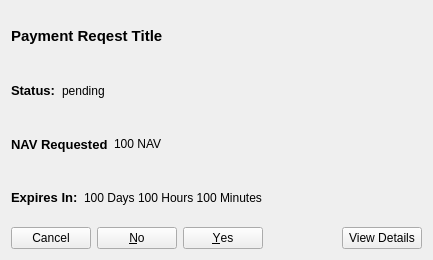
Qt form src/qt/communityfunddisplaypaymentrequest.ui (navcoin/navcoin-core) before a commit.
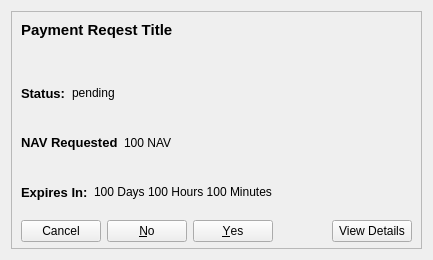
The same form after that commit.

Commit message: First implementation of prequest displays

```diff
--- a/src/qt/communityfunddisplaypaymentrequest.ui
+++ b/src/qt/communityfunddisplaypaymentrequest.ui
@@ -10,12 +10,57 @@
     <height>260</height>
    </rect>
   </property>
+  <property name="sizePolicy">
+   <sizepolicy hsizetype="Maximum" vsizetype="Maximum">
+    <horstretch>0</horstretch>
+    <verstretch>0</verstretch>
+   </sizepolicy>
+  </property>
+  <property name="minimumSize">
+   <size>
+    <width>433</width>
+    <height>260</height>
+   </size>
+  </property>
+  <property name="maximumSize">
+   <size>
+    <width>433</width>
+    <height>260</height>
+   </size>
+  </property>
   <property name="windowTitle">
    <string>Form</string>
   </property>
   <layout class="QVBoxLayout" name="verticalLayout_2">
    <item>
+    <widget class="QFrame" name="frame">
+     <property name="sizePolicy">
+      <sizepolicy hsizetype="Maximum" vsizetype="Maximum">
+       <horstretch>0</horstretch>
+       <verstretch>0</verstretch>
+      </sizepolicy>
+     </property>
+     <property name="maximumSize">
+      <size>
+       <width>433</width>
+       <height>433</height>
+      </size>
+     </property>
+     <property name="frameShape">
+      <enum>QFrame::StyledPanel</enum>
+     </property>
+     <property name="frameShadow">
+      <enum>QFrame::Raised</enum>
+     </property>
     <widget class="QLabel" name="title">
+      <property name="geometry">
+       <rect>
+        <x>10</x>
+        <y>10</y>
+        <width>400</width>
+        <height>50</height>
+       </rect>
+      </property>
      <property name="maximumSize">
       <size>
        <width>400</width>
@@ -32,9 +77,22 @@
      <property name="text">
       <string>Payment Reqest Title</string>
      </property>
-    </widget>
-   </item>
-   <item>
+      <property name="alignment">
+       <set>Qt::AlignLeading|Qt::AlignLeft|Qt::AlignTop</set>
+      </property>
+      <property name="wordWrap">
+       <bool>true</bool>
+      </property>
+     </widget>
+     <widget class="QWidget" name="">
+      <property name="geometry">
+       <rect>
+        <x>10</x>
+        <y>60</y>
+        <width>391</width>
+        <height>171</height>
+       </rect>
+      </property>
     <layout class="QVBoxLayout" name="verticalLayout">
      <item>
       <layout class="QHBoxLayout" name="horizontalLayout_4">
@@ -151,6 +209,13 @@
       </layout>
      </item>
     </layout>
+     </widget>
+     <zorder>title</zorder>
+     <zorder></zorder>
+     <zorder>labelRequested</zorder>
+     <zorder></zorder>
+     <zorder></zorder>
+    </widget>
    </item>
   </layout>
  </widget>
```
Lines whose indentation alone changed are shown as unchanged. The commit also changes 2 other files.
